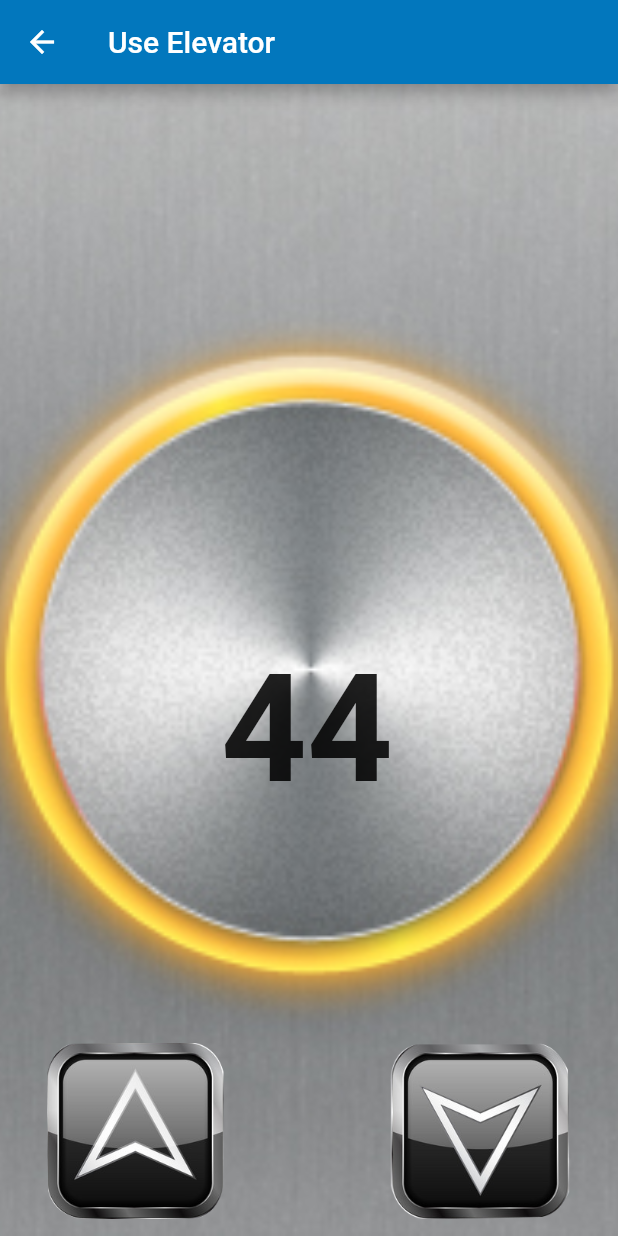
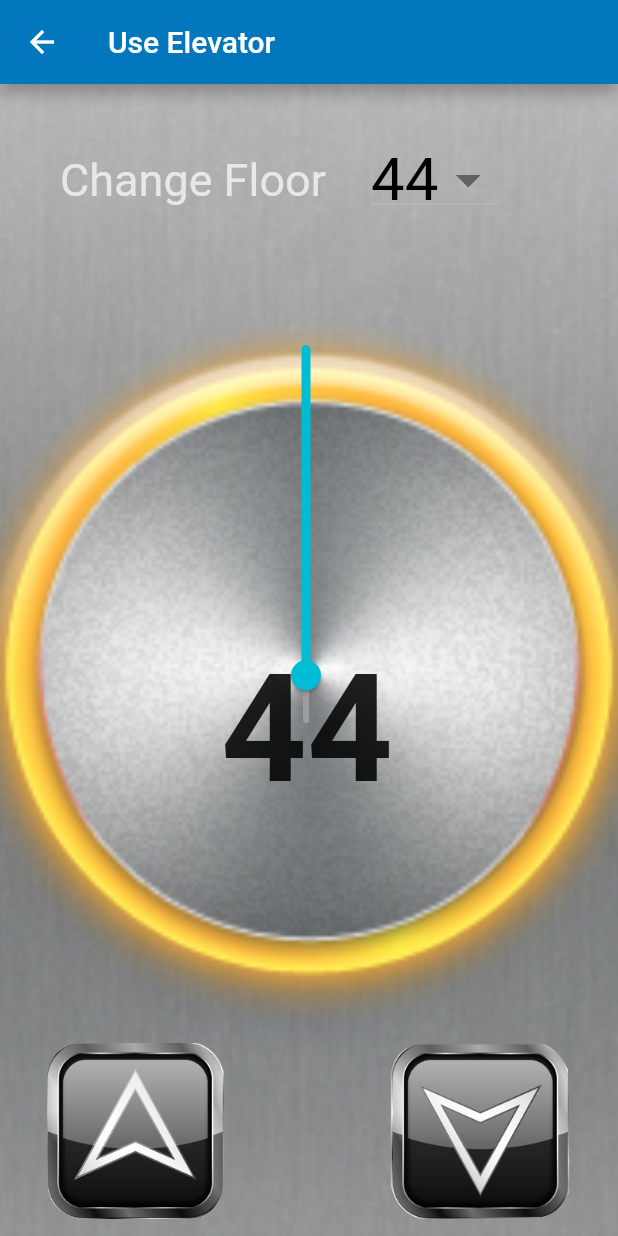
Before and after one commit to meifish/hci, a Flutter app: the UseElevatorPage screen opened by its route, on a phone screen of 412 x 824 dp. Run offline on Flutter 3.47's test engine with Material 2 defaults, Android fonts, the phone set to English and light mode, and no system bars; our stand-ins replace google_fonts, sqflite; accounts and stored records are empty.

Commit message:
Add controler to elevator summon

```diff
--- a/lib/Pages/UseElevatorPage.dart
+++ b/lib/Pages/UseElevatorPage.dart
@@ -6,6 +6,8 @@ class UseElevatorPage extends StatefulWidget {
   String floor = "44";
   String up_img = "assets/images/up_1.png";
   String down_img = "assets/images/down_1.png";
+  String dropdownValue = "44";
+  int slideval = 44;
 
   @override
   _UseElevatorPageState createState() => _UseElevatorPageState();
@@ -29,11 +31,67 @@ class _UseElevatorPageState extends State<UseElevatorPage> {
                     fit: BoxFit.cover)),
             child: Stack(children: [
               Positioned(
+                  top: 40,
+                  left: 40,
+                  child: Row(children: [
+                    Text(
+                      "Change Floor",
+                      style: TextStyle(color: Colors.white70, fontSize: 30),
+                    ),
+                    SizedBox(width: 30),
+                    DropdownButton<String>(
+                      value: widget.floor,
+                      iconSize: 40,
+                      elevation: 16,
+                      style: TextStyle(color: Colors.black, fontSize: 40),
+                      onChanged: (String newValue) {
+                        setState(() {
+                          widget.dropdownValue = newValue;
+                          widget.floor = newValue;
+                        });
+                      },
+                      items: List<int>.generate(50, (i) => i + 1)
+                          .map<DropdownMenuItem<String>>((int value) {
+                        return DropdownMenuItem<String>(
+                          value: value.toString(),
+                          child: Text(value.toString()),
+                        );
+                      }).toList(),
+                    ),
+                  ])),
+              Positioned(
                   left: SizeConfig.screenWidth / 3 + 10,
                   bottom: SizeConfig.screenHeight / 3 + 5,
-                  child: Text(widget.floor,
-                      style: TextStyle(
-                          fontSize: 100, fontWeight: FontWeight.bold))),
+                  child: InkWell(
+                    child: Text(widget.floor,
+                        style: TextStyle(
+                            fontSize: 100, fontWeight: FontWeight.bold)),
+                    onTap: () {},
+                  )),
+              Positioned(
+                  top: 150,
+                  left: 180,
+                  child: RotatedBox(
+                    quarterTurns: 1,
+                    child: Container(
+                      width: 300,
+                      child: Slider(
+                        value: double.parse(widget.floor),
+                        min: 1,
+                        max: 50,
+                        divisions: 50,
+                        activeColor: Colors.cyan,
+                        inactiveColor: Colors.grey,
+                        // label: widget.slideval.toString(),
+                        onChanged: (double newValue) {
+                          setState(() {
+                            widget.slideval = newValue.round();
+                            widget.floor = newValue.toInt().toString();
+                          });
+                        },
+                      ),
+                    ),
+                  )),
               Positioned(
                   left: 30,
                   bottom: 10,
```
